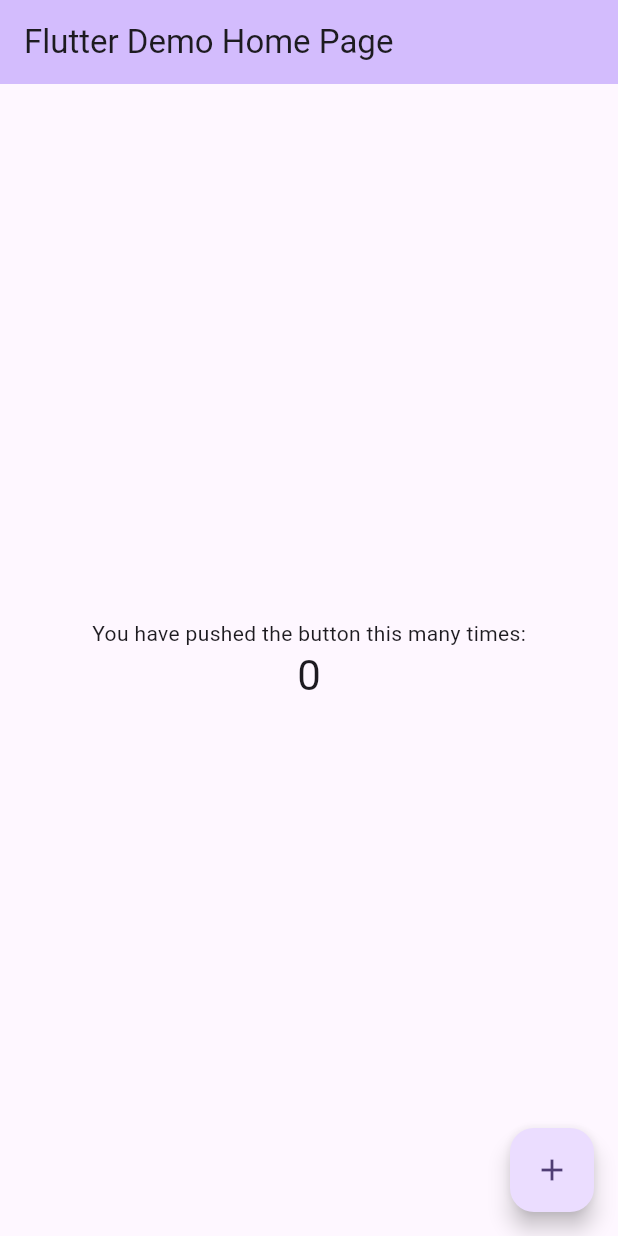
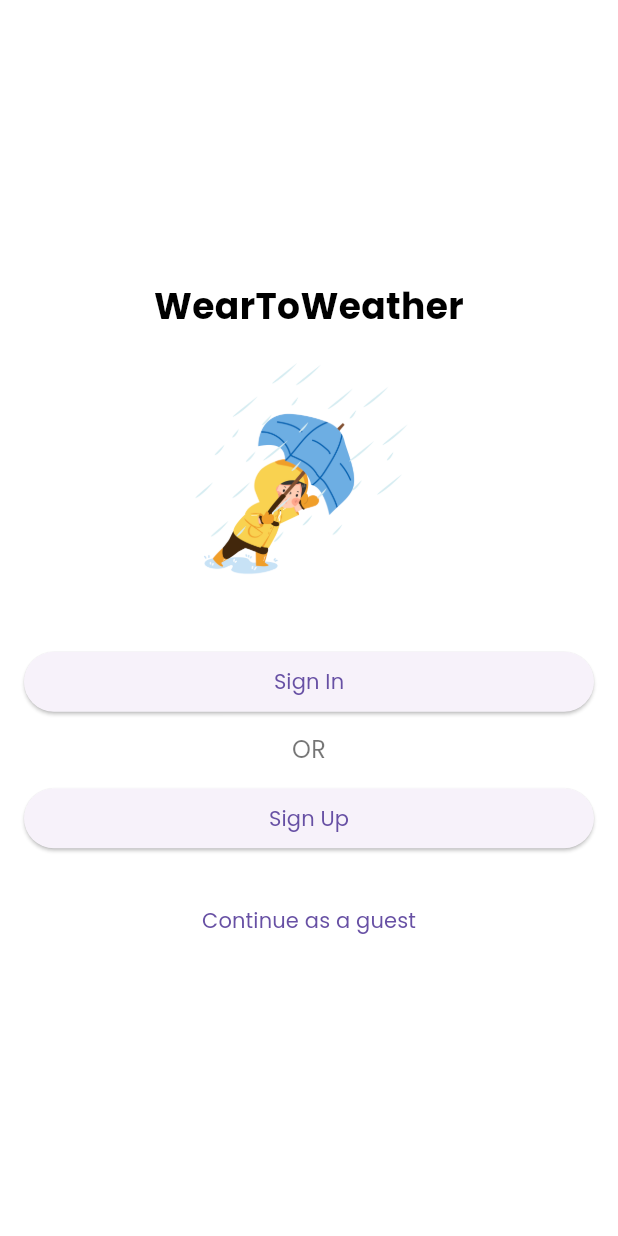
Before and after one commit to yigitemrearikan/CS-310-Group-Project-Group06, a Flutter app: the screen it shows after launch, on a phone screen of 412 x 824 dp. Run offline on Flutter 3.47's test engine with Material 3 defaults, Android fonts, the phone set to English and light mode, and no system bars; our stand-ins replace device_preview.

Commit message:
Phase 3, Screen 1,7,9

```diff
--- a/lib/main.dart
+++ b/lib/main.dart
@@ -1,4 +1,39 @@
 import 'package:flutter/material.dart';
+import 'package:device_preview/device_preview.dart';
+import 'package:flutter/foundation.dart';
+import 'screens/welcome_screen.dart';
+import 'screens/main_navigation.dart';
+
+void main() {
+  runApp(
+    DevicePreview(
+      enabled: !kReleaseMode,
+      builder: (context) => const WearToWeatherApp(),
+    ),
+  );
+}
+
+class WearToWeatherApp extends StatelessWidget {
+  const WearToWeatherApp({super.key});
+
+  @override
+  Widget build(BuildContext context) {
+    return MaterialApp(
+      locale: DevicePreview.locale(context),
+      builder: DevicePreview.appBuilder,
+
+      title: 'WearToWeather',
+      theme: ThemeData(
+        fontFamily: 'CustomFontFamily',
+      ),
+      initialRoute: '/',
+      routes: {
+        '/': (context) => const WelcomeScreen(),
+        '/home': (context) => const MainNavigation(),
+      },
+    );
+  }
+}
 
 void main() {
   runApp(const MyApp());
--- /dev/null
+++ b/lib/screens/welcome_screen.dart
@@ -0,0 +1,53 @@
+import 'package:flutter/material.dart';
+import '../utils/app_styles.dart';
+
+class WelcomeScreen extends StatelessWidget {
+  const WelcomeScreen({super.key});
+
+  @override
+  Widget build(BuildContext context) {
+    return Scaffold(
+      backgroundColor: AppStyles.backgroundColor,
+      body: SafeArea(
+        child: Padding(
+          padding: AppStyles.defaultPadding,
+          child: Column(
+            mainAxisAlignment: MainAxisAlignment.center,
+            crossAxisAlignment: CrossAxisAlignment.stretch,
+            children: [
+              const Text(
+                "WearToWeather",
+                textAlign: TextAlign.center,
+                style: AppStyles.titleStyle,
+              ),
+              const SizedBox(height: 20),
+              Image.asset(
+                'assets/images/main_screen_logo.png',
+                height: 150,
+              ),
+              const SizedBox(height: 40),
+              ElevatedButton(
+                onPressed: () {},
+                child: const Text('Sign In'),
+              ),
+              const SizedBox(height: 10),
+              const Text('OR', textAlign: TextAlign.center, style: AppStyles.bodyStyle),
+              const SizedBox(height: 10),
+              ElevatedButton(
+                onPressed: () {},
+                child: const Text('Sign Up'),
+              ),
+              const SizedBox(height: 20),
+              TextButton(
+                onPressed: () {
+                  Navigator.pushNamed(context, '/home');
+                },
+                child: const Text('Continue as a guest'),
+              ),
+            ],
+          ),
+        ),
+      ),
+    );
+  }
+}
--- /dev/null
+++ b/lib/utils/app_styles.dart
@@ -0,0 +1,25 @@
+import 'package:flutter/material.dart';
+
+class AppStyles {
+  static const String mainFontFamily = 'CustomFontFamily';
+
+  static const Color primaryColor = Colors.black87;
+  static const Color backgroundColor = Colors.white;
+  static const Color buttonColor = Colors.grey;
+
+
+  static const EdgeInsets defaultPadding = EdgeInsets.all(16.0);
+
+
+  static const TextStyle titleStyle = TextStyle(
+    fontFamily: mainFontFamily,
+    fontSize: 24,
+    fontWeight: FontWeight.bold,
+    color: Colors.black,
+  );
+
+  static const TextStyle bodyStyle = TextStyle(
+    fontSize: 16,
+    color: Colors.black54,
+  );
+}
```
Also changed, not shown: lib/screens/home_screen.dart (added, +82 -0 lines), lib/screens/main_navigation.dart (added, +47 -0 lines), lib/screens/wardrobe_screen.dart (added, +153 -0 lines), pubspec.yaml (+26 -0 lines), assets/fonts/Poppins-Bold.ttf (added), assets/fonts/Poppins-Regular.ttf (added), assets/images/main_screen_logo.png (added), 3 other files.
